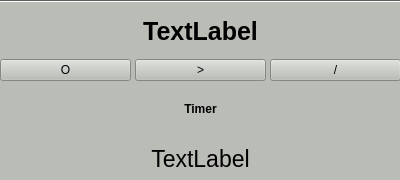
This is SmartTimer/timerwidget.ui in secondYearProjects/SmartTimer as Qt 5 draws it before an edit. The edited form follows.
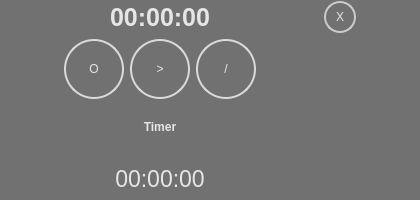
This is the edited form.

Commit message: Save commit (working timer countdown, added some stylesheets)

Patch:
```diff
--- a/SmartTimer/timerwidget.ui
+++ b/SmartTimer/timerwidget.ui
@@ -6,20 +6,20 @@
    <rect>
     <x>0</x>
     <y>0</y>
-    <width>400</width>
-    <height>180</height>
+    <width>420</width>
+    <height>200</height>
    </rect>
   </property>
   <property name="minimumSize">
    <size>
-    <width>400</width>
-    <height>180</height>
+    <width>420</width>
+    <height>200</height>
    </size>
   </property>
   <property name="maximumSize">
    <size>
-    <width>400</width>
-    <height>180</height>
+    <width>420</width>
+    <height>200</height>
    </size>
   </property>
   <property name="palette">
@@ -440,56 +440,91 @@
   <property name="windowTitle">
    <string>Form</string>
   </property>
-  <widget class="QWidget" name="layoutWidget">
+  <widget class="QWidget" name="widget" native="true">
    <property name="geometry">
     <rect>
      <x>0</x>
      <y>0</y>
-     <width>401</width>
-     <height>181</height>
+     <width>421</width>
+     <height>201</height>
     </rect>
    </property>
-   <layout class="QVBoxLayout" name="verticalLayout">
-    <item>
-     <widget class="Line" name="line">
-      <property name="frameShadow">
-       <enum>QFrame::Sunken</enum>
-      </property>
-      <property name="orientation">
-       <enum>Qt::Horizontal</enum>
-      </property>
-     </widget>
-    </item>
-    <item>
-     <widget class="QLabel" name="timeLeft">
-      <property name="font">
-       <font>
-        <pointsize>19</pointsize>
-        <weight>75</weight>
-        <bold>true</bold>
-       </font>
-      </property>
+   <property name="styleSheet">
+    <string notr="true">QWidget#widget  {	
+	background-color: rgb(113, 113, 113);	
+}
+
+QLabel {
+	color: rgb(230, 230, 230);
+}
+
+QPushButton {
+	border: 2px solid #DADADA;
+	border-radius: 30px;
+	
+	color: rgb(230, 230, 230);
+}
+
+QPushButton#deleteTimerButton {
+	border: 2px solid #CBCBCB;
+	border-radius: 16px;
+}</string>
+   </property>
+   <layout class="QGridLayout" name="gridLayout">
+    <property name="leftMargin">
+     <number>2</number>
+    </property>
+    <property name="topMargin">
+     <number>1</number>
+    </property>
+    <property name="rightMargin">
+     <number>2</number>
+    </property>
+    <item row="2" column="0">
+     <widget class="QLabel" name="TimerName">
       <property name="text">
-       <string>TextLabel</string>
+       <string>&lt;html&gt;&lt;head/&gt;&lt;body&gt;&lt;p&gt;&lt;span style=&quot; font-weight:600;&quot;&gt;Timer&lt;/span&gt;&lt;/p&gt;&lt;/body&gt;&lt;/html&gt;</string>
       </property>
       <property name="alignment">
        <set>Qt::AlignCenter</set>
       </property>
      </widget>
     </item>
-    <item>
-     <layout class="QHBoxLayout" name="manageButtonsLayout" stretch="0,0,0">
-      <property name="spacing">
-       <number>4</number>
+    <item row="0" column="1">
+     <widget class="QPushButton" name="deleteTimerButton">
+      <property name="minimumSize">
+       <size>
+        <width>32</width>
+        <height>32</height>
+       </size>
       </property>
-      <property name="sizeConstraint">
-       <enum>QLayout::SetNoConstraint</enum>
+      <property name="maximumSize">
+       <size>
+        <width>32</width>
+        <height>32</height>
+       </size>
       </property>
-      <property name="bottomMargin">
-       <number>0</number>
+      <property name="text">
+       <string>X</string>
       </property>
+     </widget>
+    </item>
+    <item row="1" column="0">
+     <layout class="QHBoxLayout" name="horizontalLayout_2">
       <item>
        <widget class="QPushButton" name="restartButton">
+        <property name="minimumSize">
+         <size>
+          <width>60</width>
+          <height>60</height>
+         </size>
+        </property>
+        <property name="maximumSize">
+         <size>
+          <width>60</width>
+          <height>60</height>
+         </size>
+        </property>
         <property name="text">
          <string>O</string>
         </property>
@@ -497,6 +532,18 @@
       </item>
       <item>
        <widget class="QPushButton" name="startButton">
+        <property name="minimumSize">
+         <size>
+          <width>60</width>
+          <height>60</height>
+         </size>
+        </property>
+        <property name="maximumSize">
+         <size>
+          <width>60</width>
+          <height>60</height>
+         </size>
+        </property>
         <property name="baseSize">
          <size>
           <width>0</width>
@@ -519,6 +566,18 @@
       </item>
       <item>
        <widget class="QPushButton" name="editButton">
+        <property name="minimumSize">
+         <size>
+          <width>60</width>
+          <height>60</height>
+         </size>
+        </property>
+        <property name="maximumSize">
+         <size>
+          <width>60</width>
+          <height>60</height>
+         </size>
+        </property>
         <property name="text">
          <string>/</string>
         </property>
@@ -526,17 +585,24 @@
       </item>
      </layout>
     </item>
-    <item>
-     <widget class="QLabel" name="TimerName">
+    <item row="0" column="0">
+     <widget class="QLabel" name="timeLeft">
+      <property name="font">
+       <font>
+        <pointsize>19</pointsize>
+        <weight>75</weight>
+        <bold>true</bold>
+       </font>
+      </property>
       <property name="text">
-       <string>&lt;html&gt;&lt;head/&gt;&lt;body&gt;&lt;p&gt;&lt;span style=&quot; font-weight:600;&quot;&gt;Timer&lt;/span&gt;&lt;/p&gt;&lt;/body&gt;&lt;/html&gt;</string>
+       <string>00:00:00</string>
       </property>
       <property name="alignment">
        <set>Qt::AlignCenter</set>
       </property>
      </widget>
     </item>
-    <item>
+    <item row="3" column="0">
      <widget class="QLabel" name="intervalTime">
       <property name="font">
        <font>
@@ -544,7 +610,7 @@
        </font>
       </property>
       <property name="text">
-       <string>TextLabel</string>
+       <string>00:00:00</string>
       </property>
       <property name="alignment">
        <set>Qt::AlignCenter</set>
```
The commit also changes 4 other files.
